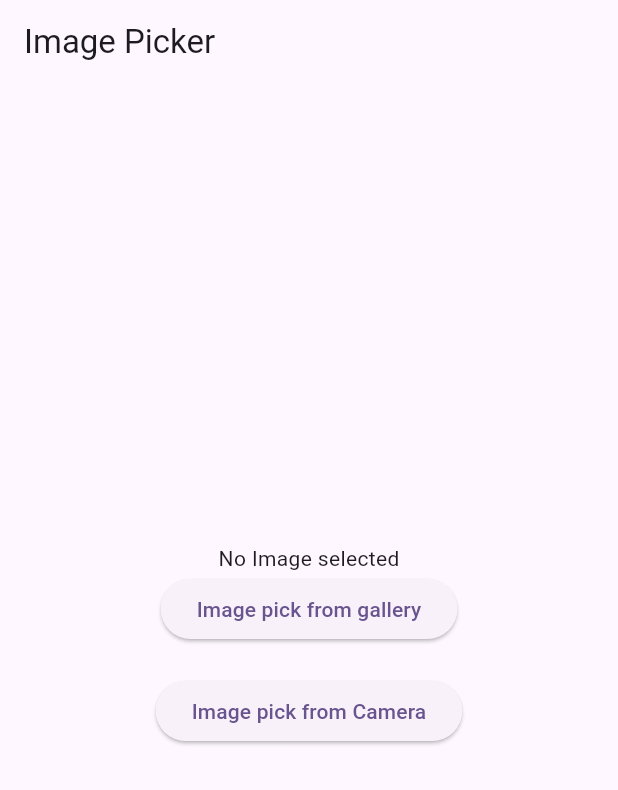
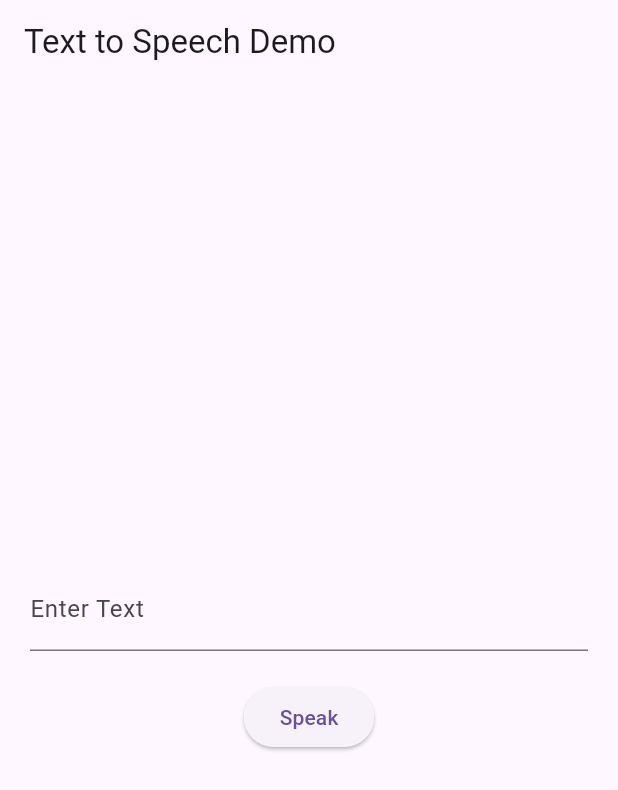
Before and after one commit to chandru2309/radiobuttonpractice, a Flutter app: the screen it shows after launch, on a phone screen of 412 x 824 dp. Shown: the top 790 px of the screen. Run offline on Flutter 3.47's test engine with Material 3 defaults, Android fonts, the phone set to English and light mode, and no system bars; our stand-ins replace flutter_speed_dial, flutter_tts, image_picker, shared_preferences.

Commit message:
Initial commit

```diff
--- a/lib/main.dart
+++ b/lib/main.dart
@@ -7,6 +7,7 @@ import 'package:radiobuttonpractice/floatpractice.dart';
 import 'package:radiobuttonpractice/radio.dart';
 import 'package:radiobuttonpractice/sharedpreferance.dart';
 import 'package:radiobuttonpractice/snackbar.dart';
+import 'package:radiobuttonpractice/text_to_speech.dart';
 
 import 'image_picker.dart';
 
@@ -49,7 +50,8 @@ class MyApp extends StatelessWidget {
      //home: SharedPrefrencePractice(),
       //home: RadioActionButton(),
      // home: Alert(),
-      home: ImagePickerPage(),
+      //home: ImagePickerPage(),
+      home: TextSpeech()
     );
   }
 }
--- /dev/null
+++ b/lib/text_to_speech.dart
@@ -0,0 +1,74 @@
+import 'package:flutter/material.dart';
+import 'package:flutter_tts/flutter_tts.dart';
+
+void main() {
+  runApp(TextSpeech());
+}
+
+class TextSpeech extends StatelessWidget {
+  @override
+  Widget build(BuildContext context) {
+    return MaterialApp(
+      home: TextToSpeechScreen(),
+    );
+  }
+}
+
+class TextToSpeechScreen extends StatefulWidget {
+  @override
+  _TextToSpeechScreenState createState() => _TextToSpeechScreenState();
+}
+
+class _TextToSpeechScreenState extends State<TextToSpeechScreen> {
+  final TextEditingController _textController = TextEditingController();
+  final FlutterTts flutterTts = FlutterTts();
+
+  @override
+  void dispose() {
+    _textController.dispose();
+    super.dispose();
+  }
+
+  Future<void> _speak(String text) async {
+    await flutterTts.setLanguage("en-US");
+    await flutterTts.setPitch(1);
+    await flutterTts.speak(text);
+  }
+
+  @override
+  Widget build(BuildContext context) {
+    return Scaffold(
+      appBar: AppBar(
+        title: Text('Text to Speech Demo'),
+      ),
+      body: Center(
+        child: Padding(
+          padding: const EdgeInsets.all(20.0),
+          child: Column(
+            mainAxisAlignment: MainAxisAlignment.center,
+            children: <Widget>[
+              TextFormField(
+                controller: _textController,
+                decoration: InputDecoration(
+                  labelText: 'Enter Text',
+                ),
+              ),
+              SizedBox(height: 20),
+              ElevatedButton(
+                onPressed: () {
+                  String text = _textController.text.trim();
+                  if (text.isNotEmpty) {
+                    _speak(text);
+                  } else {
+                    _speak("Please enter some text!");
+                  }
+                },
+                child: Text('Speak'),
+              ),
+            ],
+          ),
+        ),
+      ),
+    );
+  }
+}
--- a/pubspec.yaml
+++ b/pubspec.yaml
@@ -43,6 +43,8 @@ dependencies:
   five_pointed_star:
   shared_preferences:
   image_picker:
+  flutter_tts:
+
 
 dev_dependencies:
   flutter_test:
```
Also changed, not shown: pubspec.lock, 2 other files.
